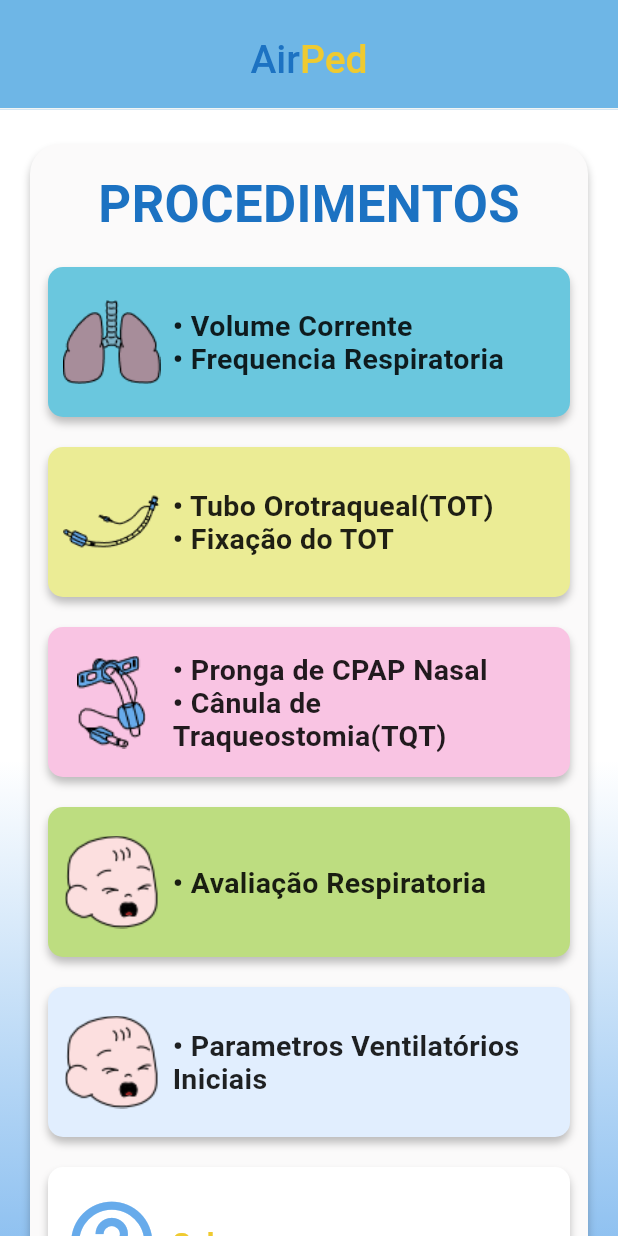
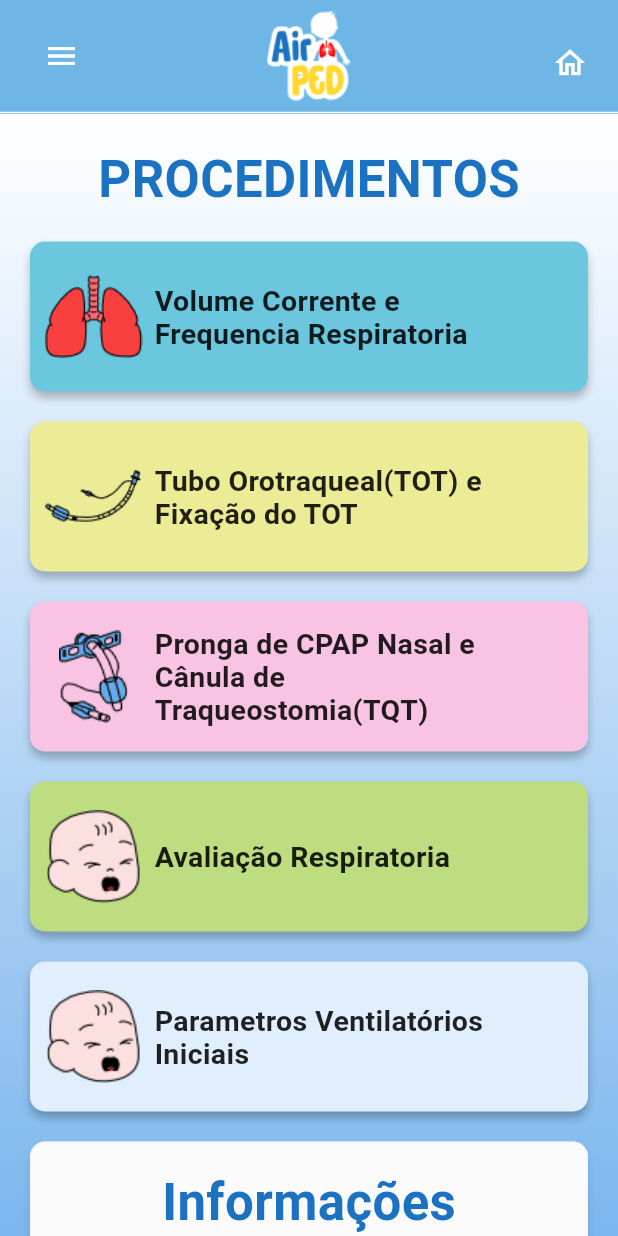
Before and after one commit to lucasvinicius73/airped, a Flutter app: the screen it shows after launch, on a phone screen of 412 x 824 dp. Run offline on Flutter 3.47's test engine with Material 3 defaults, Android fonts, the phone set to English and light mode, and no system bars; our stand-ins replace fluttertoast, get_it, google_fonts.

```diff
--- a/lib/Widgets/Drawer/drawer_controller.dart
+++ b/lib/Widgets/Drawer/drawer_controller.dart
@@ -1,11 +1,9 @@
 import 'package:flutter/material.dart';
 
 class CustomDrawerController extends ChangeNotifier {
+  int indexPage = -1;
 
-
-  int indexPage = 0;
-
-  changeIndex(int index){
+  changeIndex(int index) {
     indexPage = index;
     notifyListeners();
   }
--- a/lib/Widgets/custom_app_bar.dart
+++ b/lib/Widgets/custom_app_bar.dart
@@ -7,26 +7,27 @@ class CustomAppBar extends StatelessWidget implements PreferredSizeWidget {
   @override
   Widget build(BuildContext context) {
     return AppBar(
+      backgroundColor: const Color(0xFF6EB6E6),
       leading: Padding(
-        padding: const EdgeInsets.only(top: 22, left: 21),
+        padding: const EdgeInsets.only(top: 0, left: 21),
         child: SizedBox(
           width: 30,
           height: 30,
           child: IconButton(
             icon: const Icon(Icons.menu),
-            color: const Color(0xFF67ABEB),
+            color: Colors.white,
             onPressed: () => Scaffold.of(context).openDrawer(),
           ),
         ),
       ),
       actions: [
         Padding(
-          padding: const EdgeInsets.only(top: 25, right: 22),
+          padding: const EdgeInsets.only(top: 0, right: 22),
           child: SizedBox(
             width: 30,
             height: 30,
             child: IconButton(
-                color: const Color(0xFF67ABEB),
+                color: Colors.white,
                 icon: const Icon(Icons.home_outlined),
                 onPressed: () => Navigator.of(context)
                     .pushNamedAndRemoveUntil('/home', (route) => false)),
@@ -35,42 +36,29 @@ class CustomAppBar extends StatelessWidget implements PreferredSizeWidget {
       ],
       centerTitle: true,
       title: Padding(
-        padding: const EdgeInsets.only(top: 23),
+        padding: const EdgeInsets.only(top: 0),
         child: GestureDetector(
-          onTap: () => Navigator.of(context)
-              .pushNamedAndRemoveUntil('/home', (route) => false),
-          child: const Text.rich(
-            TextSpan(
-              children: [
-                TextSpan(
-                  text: 'Air',
-                  style: TextStyle(
-                    color: Color(0xFF1C72C2),
-                    fontSize: 26,
-                    fontFamily: 'Roboto',
-                    fontWeight: FontWeight.w500,
-                    height: 0,
-                  ),
-                ),
-                TextSpan(
-                  text: 'Ped',
-                  style: TextStyle(
-                    color: Color(0xFFEFCA30),
-                    fontSize: 26,
-                    fontFamily: 'Roboto',
-                    fontWeight: FontWeight.w500,
-                    height: 0,
-                  ),
-                ),
-              ],
-            ),
-          ),
+            onTap: () => Navigator.of(context)
+                .pushNamedAndRemoveUntil('/home', (route) => false),
+            child: SizedBox(
+                height: 60,
+                child: Image.asset('assets/logoSemfundo.png',
+                    fit: BoxFit.contain))),
+      ),
+      bottom: const PreferredSize(
+        preferredSize: Size(390, 0),
+        child: Divider(
+          // Linha divisória
+          color: Colors.white,
+// Cor da linha
+          height: 2.0, // Espessura da linha
         ),
       ),
+      toolbarHeight: 80,
     );
   }
 
   @override
   // TODO: implement preferredSize
-  Size get preferredSize => const Size(double.infinity, 71);
+  Size get preferredSize => const Size.fromHeight(kToolbarHeight + 20);
 }
--- a/lib/Widgets/custom_button.dart
+++ b/lib/Widgets/custom_button.dart
@@ -16,7 +16,7 @@ class CustomButtonCalculadora extends StatelessWidget {
       width: 112,
       height: 37,
       decoration: ShapeDecoration(
-        color: Colors.white,
+        color: color,
         shape: RoundedRectangleBorder(
           borderRadius: BorderRadius.circular(100),
         ),
@@ -34,8 +34,8 @@ class CustomButtonCalculadora extends StatelessWidget {
         child: Center(
           child: Text(
             title,
-            style: TextStyle(
-              color: color,
+            style: const TextStyle(
+              color: Colors.white,
               fontSize: 20,
               fontFamily: 'Roboto',
               fontWeight: FontWeight.w600,
--- a/lib/app_widget.dart
+++ b/lib/app_widget.dart
@@ -3,6 +3,7 @@ import 'package:airped/cpap_tqt/cpap_tqt.dart';
 import 'package:airped/desconforto_resp/desconforto_resp.dart';
 import 'package:airped/desconforto_resp/desconforto_result_page.dart';
 import 'package:airped/home/new_home_page.dart';
+import 'package:airped/parametros_ventilatorios/parametros_ventilatorios.dart';
 import 'package:airped/splash_screen.dart';
 import 'package:airped/tubo_orotraqueal_ponto_de_fixacao/tot_pf.dart';
 import 'package:airped/volume/volume_corrente.dart';
@@ -40,6 +41,7 @@ class _MyAppState extends State<MyApp> {
         '/cpap_tqt_page': (context) => const CpapTqtPage(),
         '/desconforto_resp_page': (context) => const DesconfortoRespPage(),
         '/desconforto_result_page': (context) => const DesconfortoResultPage(),
+        '/parametros_page': (context) => const ParametrosVentilatorios(),
         '/about': (context) => const AboutPage(),
       },
     );
--- a/lib/calculadora/calculadora.dart
+++ b/lib/calculadora/calculadora.dart
@@ -162,8 +162,8 @@ class _CalculadoraState extends State<Calculadora> {
                 children: [
                   CustomButtonCalculadora(
                     onPressed: widget.onPressedReset,
-                    title: 'Reset',
-                    color: const Color(0xFFF84040),
+                    title: 'Limpar',
+                    color: const Color(0xFFD85E5E),
                   ),
                   const SizedBox(
                     width: 20,
@@ -171,7 +171,7 @@ class _CalculadoraState extends State<Calculadora> {
                   CustomButtonCalculadora(
                     onPressed: widget.onPressed,
                     title: 'Calcular',
-                    color: const Color(0xFF0BC212),
+                    color: const Color(0xFF92BD44),
                   )
                 ],
               )
--- a/lib/home/Widgets/new_menu_button.dart
+++ b/lib/home/Widgets/new_menu_button.dart
@@ -23,6 +23,7 @@ class NewMenuButton extends StatelessWidget {
         onTap: () => Navigator.of(context).pushNamed(route),
         child: Ink(
           child: Container(
+            constraints: const BoxConstraints(maxWidth: 400),
             height: 100,
             padding: const EdgeInsets.symmetric(vertical: 10, horizontal: 10),
             decoration: ShapeDecoration(
--- a/lib/home/new_home_page.dart
+++ b/lib/home/new_home_page.dart
@@ -1,3 +1,5 @@
+import 'package:airped/Widgets/Drawer/custom_drawer.dart';
+import 'package:airped/Widgets/custom_app_bar.dart';
 import 'package:airped/Widgets/custom_decoration.dart';
 import 'package:airped/home/Widgets/new_menu_button.dart';
 import 'package:flutter/material.dart';
@@ -8,66 +10,22 @@ class NewHomePage extends StatelessWidget {
   @override
   Widget build(BuildContext context) {
     return Scaffold(
-      appBar: AppBar(
-        backgroundColor: const Color(0xFF6EB6E6),
-        centerTitle: true,
-        title: const Padding(
-          padding: EdgeInsets.only(top: 23),
-          child: Text.rich(
-            TextSpan(
-              children: [
-                TextSpan(
-                  text: 'Air',
-                  style: TextStyle(
-                    color: Color(0xFF1C72C2),
-                    fontSize: 26,
-                    fontFamily: 'Roboto',
-                    fontWeight: FontWeight.w500,
-                    height: 0,
-                  ),
-                ),
-                TextSpan(
-                  text: 'Ped',
-                  style: TextStyle(
-                    color: Color(0xFFEFCA30),
-                    fontSize: 26,
-                    fontFamily: 'Roboto',
-                    fontWeight: FontWeight.w500,
-                    height: 0,
-                  ),
-                ),
-              ],
-            ),
-          ),
-        ),
-        bottom: const PreferredSize(
-          preferredSize: Size(390, 17),
-          child: Divider(
-            // Linha divisória
-            color: Color(0xFFF1F5F4), // Cor da linha
-            height: 1.0, // Espessura da linha
-          ),
-        ),
-      ),
+      appBar: const CustomAppBar(),
+      drawer: const CustomDrawer(),
       body: SingleChildScrollView(
         child: Container(
           decoration: const BoxDecoration(
               gradient: LinearGradient(
                   begin: Alignment.topCenter,
                   end: Alignment.bottomCenter,
-                  colors: [Colors.white, Colors.white, Color(0xFF67ABEB)])),
+                  colors: [Colors.white, Color(0xFF67ABEB)])),
           padding: const EdgeInsets.symmetric(horizontal: 20, vertical: 23),
           child: Center(
             child: Column(
               children: [
-                Container(
-                  constraints: const BoxConstraints(maxWidth: 400),
-                  padding:
-                      const EdgeInsets.symmetric(horizontal: 12, vertical: 20),
-                  decoration: CustomDecoration.shapeDecoration,
-                  child: const Column(
+                Column(
                   children: [
-                      Text(
+                    const Text(
                       "PROCEDIMENTOS",
                       style: TextStyle(
                         color: Color(0xFF1C72C2),
@@ -77,49 +35,132 @@ class NewHomePage extends StatelessWidget {
                         height: 0,
                       ),
                     ),
-                      SizedBox(
+                    const SizedBox(
                       height: 22,
                     ),
-                      NewMenuButton(
-                        title: "• Volume Corrente \n• Frequencia Respiratoria",
+                    const NewMenuButton(
+                      title: "Volume Corrente e \nFrequencia Respiratoria",
                       route: "/volume_corrente_page",
                       icon: 'assets/home/pulmao.png',
                       color: Color(0xFF6AC7DE),
                     ),
-                      NewMenuButton(
-                        title: "• Tubo Orotraqueal(TOT)\n• Fixação do TOT",
+                    const NewMenuButton(
+                      title: "Tubo Orotraqueal(TOT) e\nFixação do TOT",
                       route: "/tot_pf_page",
                       icon: 'assets/home/tot.png',
                       color: Color(0xFFEBEC95),
                     ),
-                      NewMenuButton(
+                    const NewMenuButton(
                       title:
-                            "• Pronga de CPAP Nasal\n• Cânula de Traqueostomia(TQT)",
+                          "Pronga de CPAP Nasal e\nCânula de Traqueostomia(TQT)",
                       route: "/cpap_tqt_page",
                       icon: 'assets/home/tqt.png',
                       color: Color(0xFFF9C4E3),
                     ),
-                      NewMenuButton(
-                        title: "• Avaliação Respiratoria",
+                    const NewMenuButton(
+                      title: "Avaliação Respiratoria",
                       route: "/desconforto_resp_page",
                       icon: 'assets/home/baby.png',
                       color: Color(0xFFBDDD80),
                     ),
-                      NewMenuButton(
-                        title: "• Parametros Ventilatórios Iniciais",
-                        route: "/desconforto_resp_page",
+                    const NewMenuButton(
+                      title: "Parametros Ventilatórios Iniciais",
+                      route: "/parametros_page",
                       icon: 'assets/home/baby.png',
                       color: Color(0xFFE1EEFE),
                     ),
-                      NewMenuButton(
-                        title: "Sobre",
-                        route: "/about",
-                        icon: 'assets/home/about.png',
-                        color: Colors.white,
-                        isAboutButton: true,
+                    // const NewMenuButton(
+                    //   title: "Sobre",
+                    //   route: "/about",
+                    //   icon: 'assets/home/about.png',
+                    //   color: Colors.white,
+                    //   isAboutButton: true,
+                    // ),
+                    Container(
+                      height: 160,
+                      constraints: const BoxConstraints(maxWidth: 400),
+                      padding: const EdgeInsets.only(top: 19, bottom: 33),
+                      decoration: ShapeDecoration(
+                        color: const Color(0xFFFBFAFA),
+                        shape: RoundedRectangleBorder(
+                          side: const BorderSide(
+                              width: 1, color: Color(0x7FF1F5F4)),
+                          borderRadius: BorderRadius.circular(10),
+                        ),
+                        shadows: const [
+                          BoxShadow(
+                            color: Color(0x19000000),
+                            blurRadius: 4,
+                            offset: Offset(0, 4),
+                            spreadRadius: 0,
+                          )
+                        ],
+                      ),
+                      child: Center(
+                        child: Column(
+                          children: [
+                            const Text(
+                              "Informações",
+                              style: TextStyle(
+                                color: Color(0xFF1C72C2),
+                                fontSize: 34,
+                                fontFamily: 'Roboto',
+                                fontWeight: FontWeight.w700,
+                                height: 0,
+                              ),
+                            ),
+                            const Spacer(),
+                            InkWell(
+                              onTap: () =>
+                                  Navigator.of(context).pushNamed('/about'),
+                              child: Container(
+                                width: 187,
+                                height: 47,
+                                decoration: ShapeDecoration(
+                                  color: const Color(0xFFFBFAFA),
+                                  shape: RoundedRectangleBorder(
+                                    borderRadius: BorderRadius.circular(100),
+                                  ),
+                                  shadows: const [
+                                    BoxShadow(
+                                      color: Color(0x3F000000),
+                                      blurRadius: 4,
+                                      offset: Offset(0, 4),
+                                      spreadRadius: 0,
+                                    )
+                                  ],
+                                ),
+                                child: const Row(
+                                  crossAxisAlignment: CrossAxisAlignment.center,
+                                  mainAxisAlignment: MainAxisAlignment.center,
+                                  children: [
+                                    Icon(
+                                      Icons.help_outline,
+                                      color: Color(0xFF67ABEB),
+                                      size: 22,
+                                    ),
+                                    SizedBox(
+                                      width: 7,
+                                    ),
+                                    Text(
+                                      'Sobre',
+                                      style: TextStyle(
+                                        color: Color(0xFFEFCA30),
+                                        fontSize: 20,
+                                        fontFamily: 'Roboto',
+                                        fontWeight: FontWeight.w600,
+                                        height: 0,
+                                      ),
                                     ),
                                   ],
                                 ),
+                              ),
+                            ),
+                          ],
+                        ),
+                      ),
+                    ),
+                  ],
                 )
               ],
             ),
--- a/pubspec.yaml
+++ b/pubspec.yaml
@@ -33,6 +33,8 @@ flutter:
   - assets/home/tqt.png
   - assets/home/pulmao.png
   - assets/logo.png
+  - assets/logoSemfundo.png
+  - assets/warning.png
   - assets/about/brasaouepa.png
   - assets/about/logoCipe.png
   - assets/about/logoCapes.png
```
Also changed, not shown: lib/cpap_tqt/cpap_tqt.dart (+11 -3 lines), lib/desconforto_resp/desconforto_resp.dart (+7 -3 lines), lib/parametros_ventilatorios/parametros_ventilatorios.dart (added, +271 -0 lines), lib/parametros_ventilatorios/widgets/table_container.dart (added, +20 -0 lines), lib/tubo_orotraqueal_ponto_de_fixacao/tot_pf.dart (+11 -3 lines), lib/volume/volume_corrente.dart (+10 -2 lines), assets/home/pulmao.png, assets/logoSemfundo.png (added), assets/warning.png (added). Lines whose indentation alone changed are shown as unchanged.
